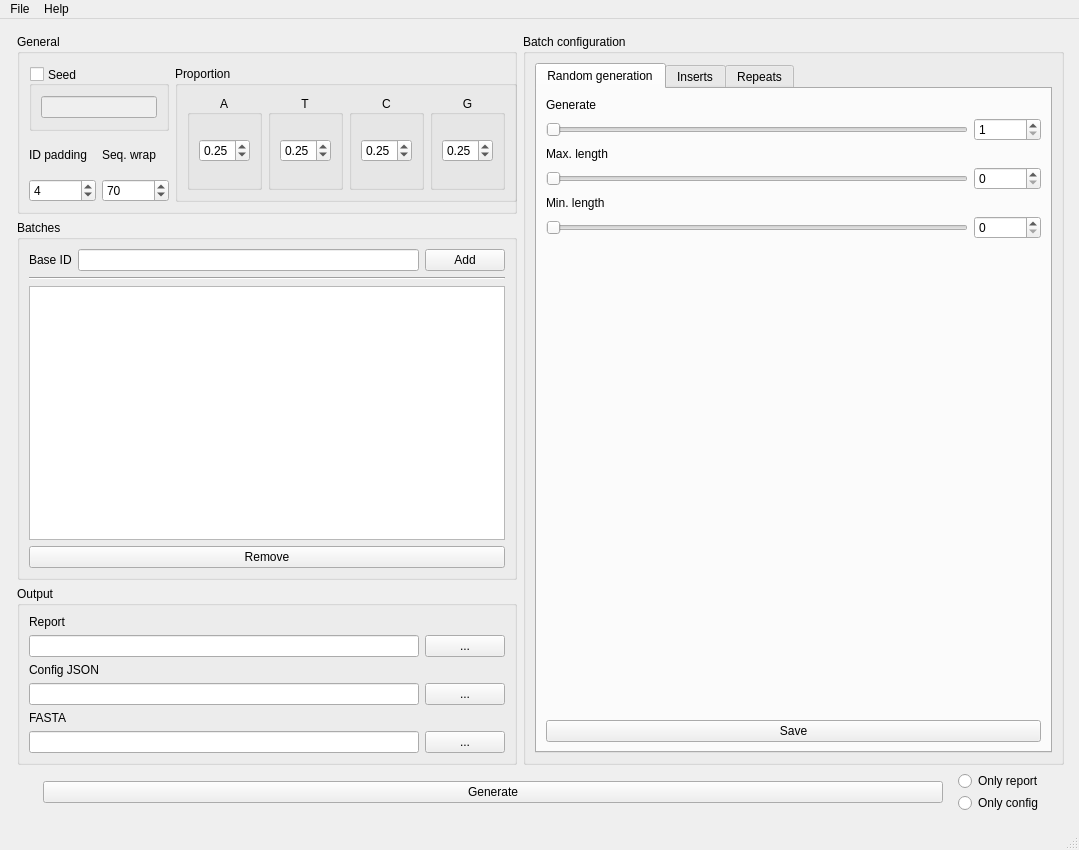
Qt form GUI/app.ui (Dannyzimmer/SeqModeller) before a commit.
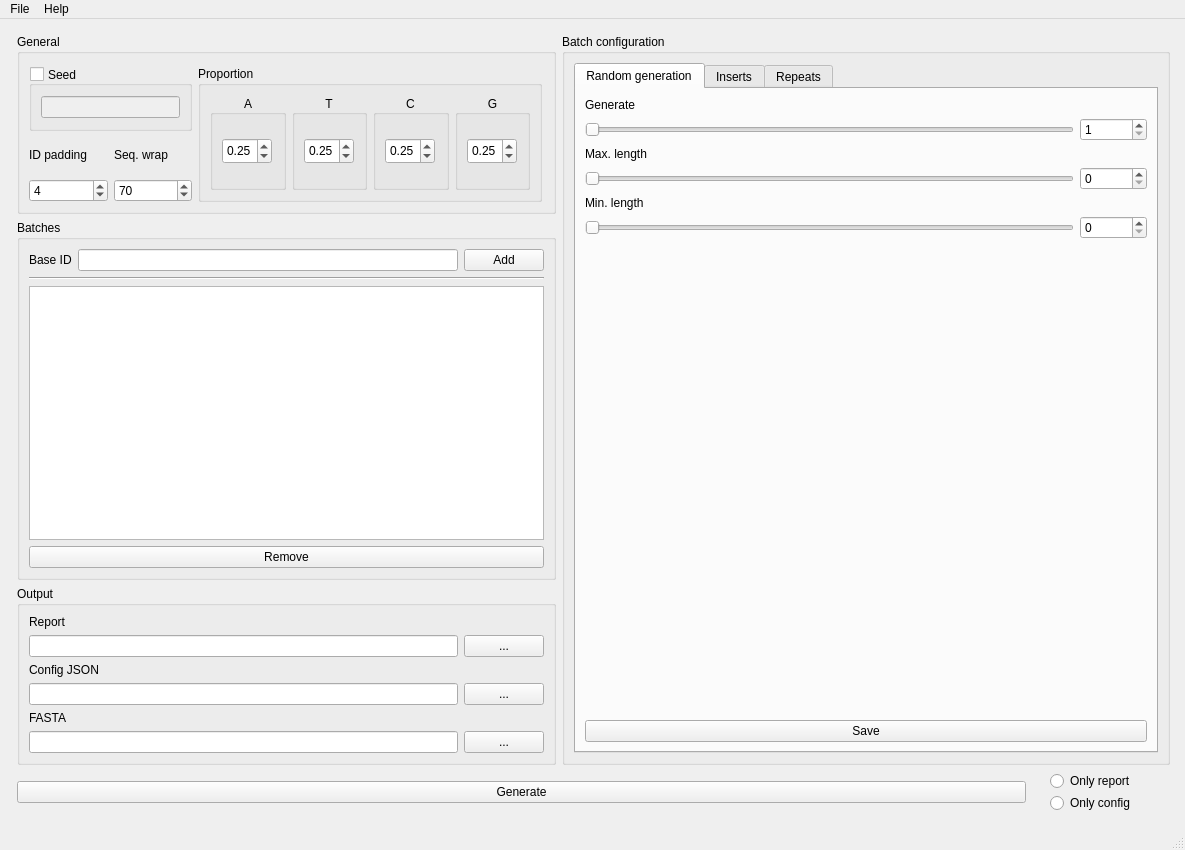
The same form after that commit. Icons and pictures are not drawn.

Commit message:
Enhance configuration management and validation in SeqModellerMainWindow
- Added has_saved_config variable to track configuration state.
- Implemented methods to enable/disable buttons based on input and configuration state.
- Added validation for proportion values to ensure they sum to 1.
- Updated button states and validation checks during various operations.

The edit to the form file:
```diff
--- a/GUI/app.ui
+++ b/GUI/app.ui
@@ -6,13 +6,13 @@
    <rect>
     <x>0</x>
     <y>0</y>
-    <width>1079</width>
+    <width>1185</width>
     <height>850</height>
    </rect>
   </property>
   <property name="minimumSize">
    <size>
-    <width>1079</width>
+    <width>1185</width>
     <height>850</height>
    </size>
   </property>
@@ -69,11 +69,14 @@
               <rect>
                <x>12</x>
                <y>32</y>
-               <width>488</width>
+               <width>513</width>
                <height>136</height>
               </rect>
              </property>
              <layout class="QHBoxLayout" name="horizontalLayout_23">
+              <property name="spacing">
+               <number>6</number>
+              </property>
               <item>
                <layout class="QVBoxLayout" name="verticalLayout_10">
                 <item>
@@ -185,6 +188,12 @@
               </item>
               <item>
                <widget class="QGroupBox" name="group_proportion">
+                <property name="minimumSize">
+                 <size>
+                  <width>344</width>
+                  <height>0</height>
+                 </size>
+                </property>
                 <property name="title">
                  <string>Proportion</string>
                 </property>
@@ -193,6 +202,12 @@
                   <layout class="QHBoxLayout" name="horizontalLayout_17">
                    <item>
                     <widget class="QGroupBox" name="group_A">
+                     <property name="minimumSize">
+                      <size>
+                       <width>70</width>
+                       <height>0</height>
+                      </size>
+                     </property>
                      <property name="title">
                       <string>A</string>
                      </property>
@@ -202,6 +217,18 @@
                      <layout class="QVBoxLayout" name="verticalLayout_16">
                       <item>
                        <widget class="QDoubleSpinBox" name="doubleSpinBox_A">
+                        <property name="minimumSize">
+                         <size>
+                          <width>50</width>
+                          <height>26</height>
+                         </size>
+                        </property>
+                        <property name="maximumSize">
+                         <size>
+                          <width>50</width>
+                          <height>26</height>
+                         </size>
+                        </property>
                         <property name="maximum">
                          <double>1.000000000000000</double>
                         </property>
@@ -218,6 +245,12 @@
                    </item>
                    <item>
                     <widget class="QGroupBox" name="group_T">
+                     <property name="minimumSize">
+                      <size>
+                       <width>70</width>
+                       <height>0</height>
+                      </size>
+                     </property>
                      <property name="title">
                       <string>T</string>
                      </property>
@@ -227,6 +260,18 @@
                      <layout class="QVBoxLayout" name="verticalLayout_17">
                       <item>
                        <widget class="QDoubleSpinBox" name="doubleSpinBox_T">
+                        <property name="minimumSize">
+                         <size>
+                          <width>50</width>
+                          <height>26</height>
+                         </size>
+                        </property>
+                        <property name="maximumSize">
+                         <size>
+                          <width>50</width>
+                          <height>26</height>
+                         </size>
+                        </property>
                         <property name="maximum">
                          <double>1.000000000000000</double>
                         </property>
@@ -243,6 +288,12 @@
                    </item>
                    <item>
                     <widget class="QGroupBox" name="group_C">
+                     <property name="minimumSize">
+                      <size>
+                       <width>70</width>
+                       <height>0</height>
+                      </size>
+                     </property>
                      <property name="title">
                       <string>C</string>
                      </property>
@@ -252,6 +303,18 @@
                      <layout class="QVBoxLayout" name="verticalLayout_18">
                       <item>
                        <widget class="QDoubleSpinBox" name="doubleSpinBox_C">
+                        <property name="minimumSize">
+                         <size>
+                          <width>50</width>
+                          <height>26</height>
+                         </size>
+                        </property>
+                        <property name="maximumSize">
+                         <size>
+                          <width>50</width>
+                          <height>26</height>
+                         </size>
+                        </property>
                         <property name="maximum">
                          <double>1.000000000000000</double>
                         </property>
@@ -268,6 +331,12 @@
                    </item>
                    <item>
                     <widget class="QGroupBox" name="group_G">
+                     <property name="minimumSize">
+                      <size>
+                       <width>70</width>
+                       <height>0</height>
+                      </size>
+                     </property>
                      <property name="title">
                       <string>G</string>
                      </property>
@@ -277,6 +346,18 @@
                      <layout class="QVBoxLayout" name="verticalLayout_19">
                       <item>
                        <widget class="QDoubleSpinBox" name="doubleSpinBox_G">
+                        <property name="minimumSize">
+                         <size>
+                          <width>50</width>
+                          <height>26</height>
+                         </size>
+                        </property>
+                        <property name="maximumSize">
+                         <size>
+                          <width>50</width>
+                          <height>26</height>
+                         </size>
+                        </property>
                         <property name="maximum">
                          <double>1.000000000000000</double>
                         </property>
@@ -1249,19 +1330,6 @@
         <property name="spacing">
          <number>15</number>
         </property>
-        <item>
-         <spacer name="horizontalSpacer_2">
-          <property name="orientation">
-           <enum>Qt::Horizontal</enum>
-          </property>
-          <property name="sizeHint" stdset="0">
-           <size>
-            <width>40</width>
-            <height>20</height>
-           </size>
-          </property>
-         </spacer>
-        </item>
         <item>
          <widget class="QPushButton" name="btn_generate">
           <property name="minimumSize">
@@ -1278,6 +1346,22 @@
           </property>
          </widget>
         </item>
+        <item>
+         <spacer name="horizontalSpacer_4">
+          <property name="orientation">
+           <enum>Qt::Horizontal</enum>
+          </property>
+          <property name="sizeType">
+           <enum>QSizePolicy::Fixed</enum>
+          </property>
+          <property name="sizeHint" stdset="0">
+           <size>
+            <width>9</width>
+            <height>20</height>
+           </size>
+          </property>
+         </spacer>
+        </item>
         <item>
          <layout class="QVBoxLayout" name="verticalLayout_33">
           <property name="spacing">
@@ -1347,7 +1431,7 @@
     <rect>
      <x>0</x>
      <y>0</y>
-     <width>1079</width>
+     <width>1185</width>
      <height>22</height>
     </rect>
    </property>
```
The commit also changes 1 other file.
